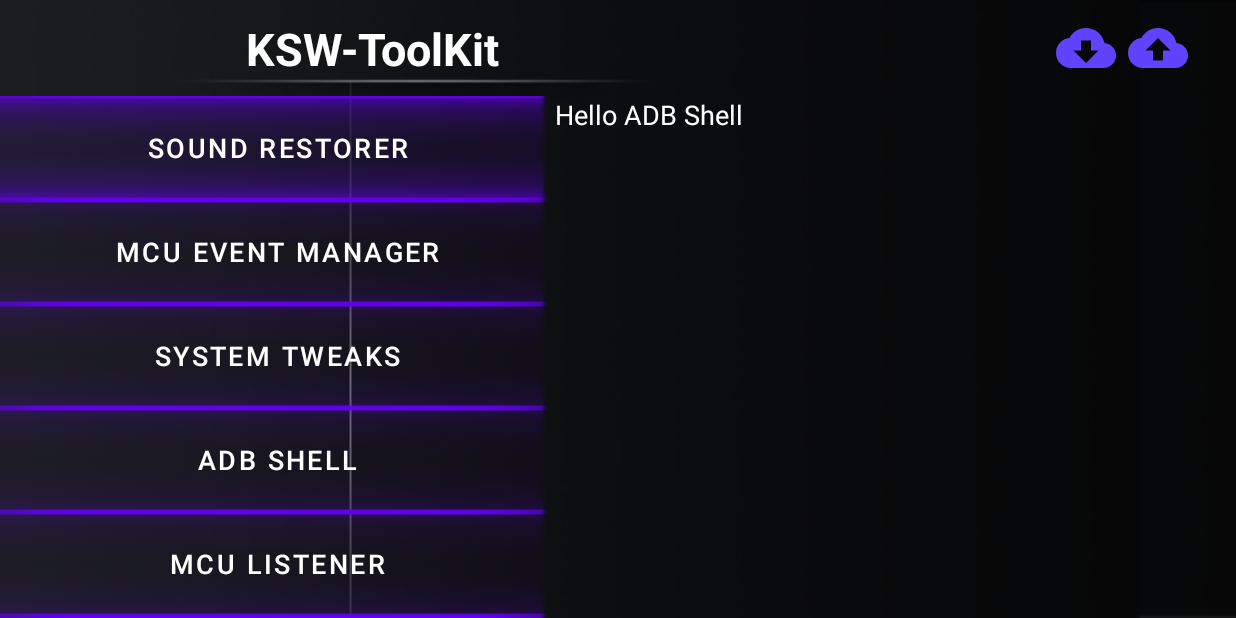
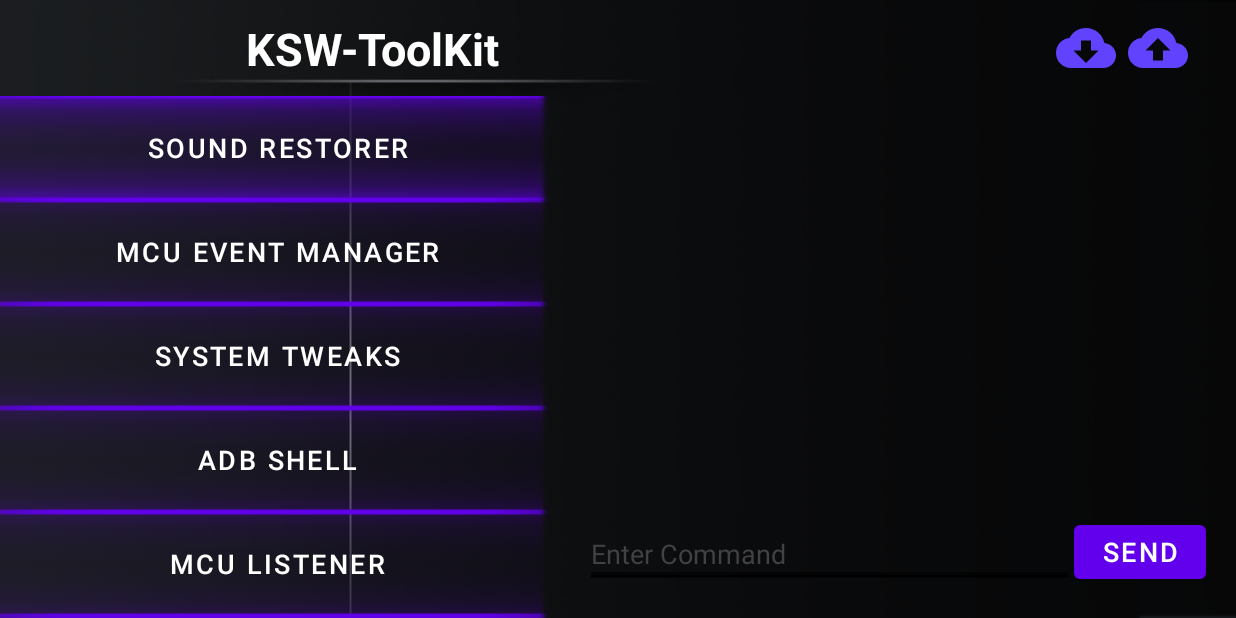
Before and after one commit to Snaggly/KSW-ToolKit-Service, an Android app: the fragment AdbShell placed in its activity, on a phone screen of 824 x 412 dp (held sideways). Run offline under Robolectric (Android 15) with nearby library versions, the phone set to English and light mode, and no system bars.

Commit message:
AdbShell Fragment Layout

```diff
--- a/app/src/main/res/layout/adb_shell_fragment.xml
+++ b/app/src/main/res/layout/adb_shell_fragment.xml
@@ -1,13 +1,48 @@
 <?xml version="1.0" encoding="utf-8"?>
 <FrameLayout xmlns:android="http://schemas.android.com/apk/res/android"
+    xmlns:app="http://schemas.android.com/apk/res-auto"
     xmlns:tools="http://schemas.android.com/tools"
     android:layout_width="match_parent"
     android:layout_height="match_parent"
     tools:context=".gui.AdbShell">
 
-    <TextView
+    <androidx.constraintlayout.widget.ConstraintLayout
         android:layout_width="match_parent"
         android:layout_height="match_parent"
-        android:text="Hello ADB Shell" />
+        android:padding="20dp"
+        android:orientation="horizontal">
+
+        <ListView
+            android:id="@+id/adbShellStdoutListView"
+            android:layout_width="0dp"
+            android:layout_height="0dp"
+            android:layout_gravity="top"
+            app:layout_constraintBottom_toTopOf="@+id/editText"
+            app:layout_constraintEnd_toEndOf="parent"
+            app:layout_constraintStart_toStartOf="parent"
+            app:layout_constraintTop_toTopOf="parent"/>
+
+        <com.google.android.material.textfield.TextInputEditText
+            android:id="@+id/editText"
+            android:layout_width="0dp"
+            android:layout_height="wrap_content"
+            android:hint="@string/enter_command"
+            android:singleLine="true"
+            android:backgroundTintMode="add"
+            android:textColorHint="@color/cardview_dark_background"
+            app:layout_constraintBottom_toBottomOf="parent"
+            app:layout_constraintEnd_toStartOf="@+id/button"
+            app:layout_constraintStart_toStartOf="parent" />
+
+        <Button
+            android:id="@+id/button"
+            android:layout_width="wrap_content"
+            android:layout_height="wrap_content"
+            android:text="Send"
+            app:layout_constraintBottom_toBottomOf="parent"
+            app:layout_constraintEnd_toEndOf="parent" />
+
+
+    </androidx.constraintlayout.widget.ConstraintLayout>
 
 </FrameLayout>
--- a/app/src/main/res/values/strings.xml
+++ b/app/src/main/res/values/strings.xml
@@ -43,5 +43,6 @@
     <string name="restore_topbar">Restore Topbar</string>
     <string name="change_dpi">Change DPI</string>
     <string name="show_demo_mode">Show Demo mode</string>
+    <string name="enter_command">Enter Command</string>
 
 </resources>
```
